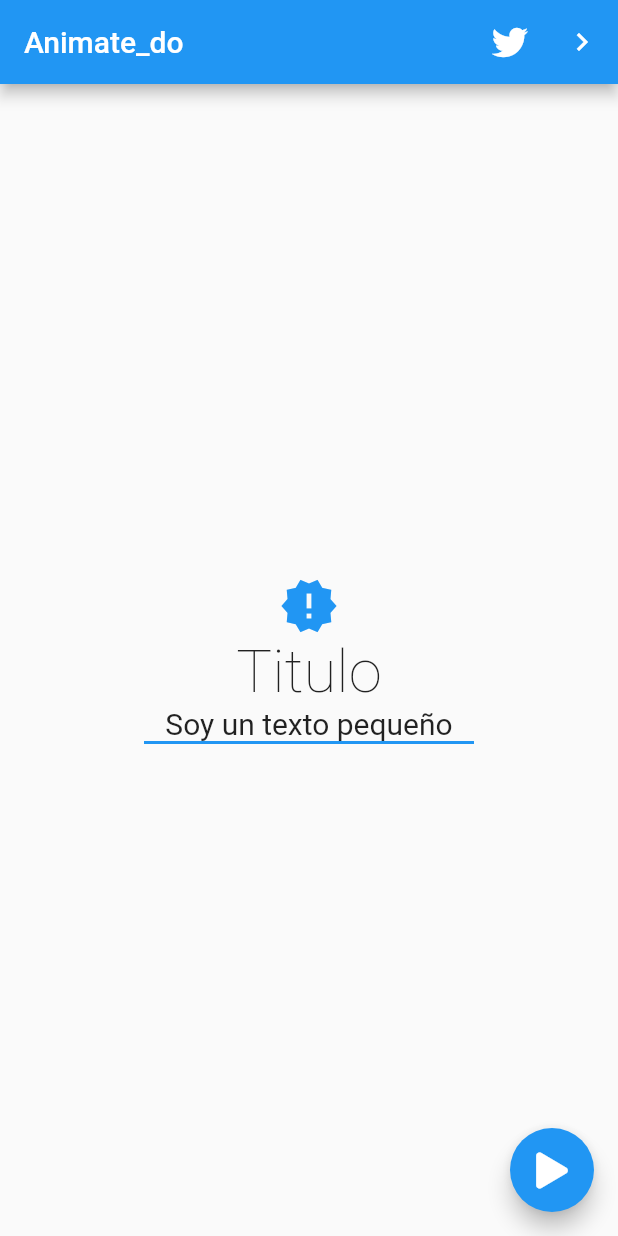
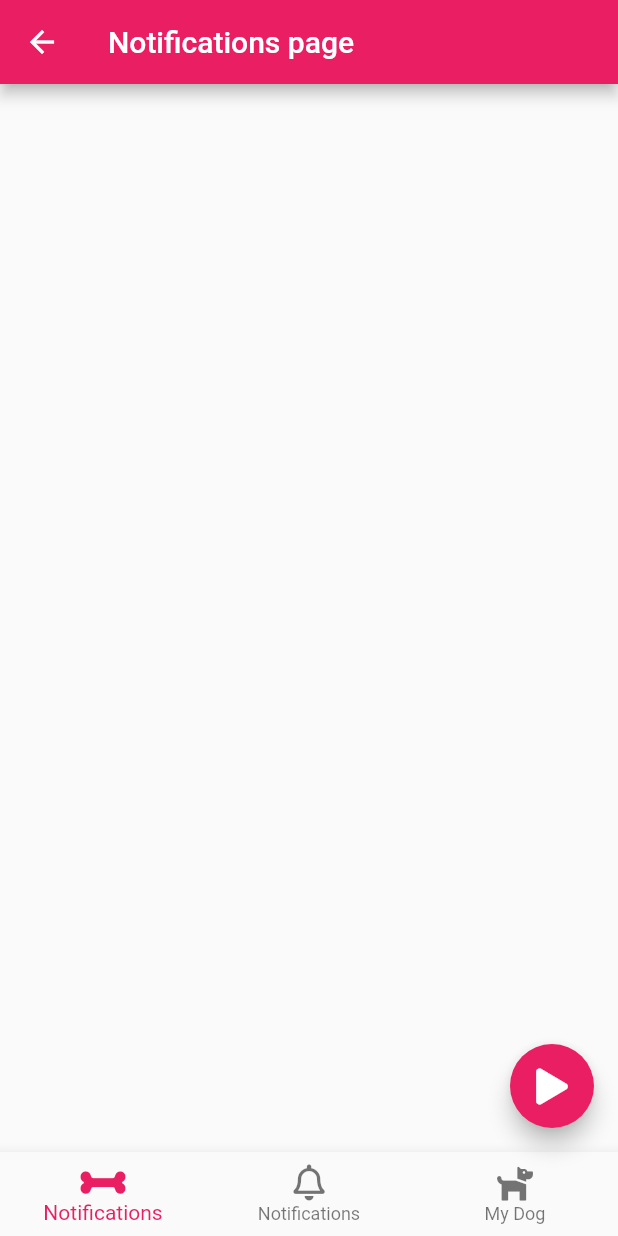
Before and after one commit to devferx/animate_do_app, a Flutter app: the screen it shows after launch, after a tap on an icon or button, on a phone screen of 412 x 824 dp. Run offline on Flutter 3.47's test engine with Material 2 defaults, Android fonts, the phone set to English and light mode, and no system bars; our stand-ins replace animate_do, font_awesome_flutter.

Commit message:
pagina de navegacion y notificaciones implementada

```diff
--- /dev/null
+++ b/lib/src/pages/navegacion_page.dart
@@ -0,0 +1,127 @@
+import 'package:flutter/material.dart';
+import 'package:provider/provider.dart';
+import 'package:animate_do/animate_do.dart';
+import 'package:font_awesome_flutter/font_awesome_flutter.dart';
+
+class NavegacionPage extends StatelessWidget {
+  @override
+  Widget build(BuildContext context) {
+    return ChangeNotifierProvider(
+      create: (_) => new _NotificationModel(),
+      child: Scaffold(
+        appBar: AppBar(
+          title: Text('Notifications page'),
+          backgroundColor: Colors.pink,
+        ),
+        floatingActionButton: BotonFlotante(),
+        bottomNavigationBar: BottomNavigation(),
+      ),
+    );
+  }
+}
+
+class BottomNavigation extends StatelessWidget {
+  @override
+  Widget build(BuildContext context) {
+    final int numero = Provider.of<_NotificationModel>(context).numero;
+
+    return BottomNavigationBar(
+      currentIndex: 0,
+      selectedItemColor: Colors.pink,
+      items: [
+        BottomNavigationBarItem(
+          title: Text('Notifications'),
+          icon: FaIcon(FontAwesomeIcons.bone),
+        ),
+        BottomNavigationBarItem(
+          title: Text('Notifications'),
+          icon: Stack(
+            children: [
+              FaIcon(FontAwesomeIcons.bell),
+              Positioned(
+                  right: 0.0,
+                  top: 0.0,
+                  child: BounceInDown(
+                    from: 10,
+                    animate: (numero > 0) ? true : false,
+                    child: Bounce(
+                      from: 10,
+                      controller: (controller) =>
+                          Provider.of<_NotificationModel>(context)
+                              .bounceController = controller,
+                      child: Container(
+                        child: Text(
+                          '$numero',
+                          style: TextStyle(
+                            color: Colors.white,
+                            fontSize: 7,
+                          ),
+                        ),
+                        alignment: Alignment.center,
+                        width: 12,
+                        height: 12,
+                        decoration: BoxDecoration(
+                          color: Colors.redAccent,
+                          shape: BoxShape.circle,
+                        ),
+                      ),
+                    ),
+                  )
+                  // child: Icon(
+                  //   Icons.brightness_1,
+                  //   size: 8,
+                  //   color: Colors.redAccent,
+                  // )
+                  ),
+            ],
+          ),
+        ),
+        BottomNavigationBarItem(
+          title: Text('My Dog'),
+          icon: FaIcon(FontAwesomeIcons.dog),
+        ),
+      ],
+    );
+  }
+}
+
+class BotonFlotante extends StatelessWidget {
+  @override
+  Widget build(BuildContext context) {
+    return FloatingActionButton(
+      onPressed: () {
+        final notiModel =
+            Provider.of<_NotificationModel>(context, listen: false);
+        int numero = notiModel.numero;
+        numero++;
+        notiModel.numero = numero;
+
+        if (numero >= 2) {
+          final controller = notiModel.bounceController;
+          controller.forward(from: 0.0);
+        }
+      },
+      child: FaIcon(FontAwesomeIcons.play),
+      backgroundColor: Colors.pink,
+    );
+  }
+}
+
+class _NotificationModel extends ChangeNotifier {
+  int _numero = 0;
+  AnimationController _bounceController;
+
+  int get numero => this._numero;
+
+  set numero(int valor) {
+    this._numero = valor;
+    notifyListeners();
+  }
+
+  AnimationController get bounceController => this._bounceController;
+
+  set bounceController(AnimationController controller) {
+    this._bounceController = controller;
+    notifyListeners();
+  }
+}
--- a/lib/src/pages/pagina1_page.dart
+++ b/lib/src/pages/pagina1_page.dart
@@ -1,3 +1,4 @@
+import 'package:animate_do_app/src/pages/navegacion_page.dart';
 import 'package:animate_do_app/src/pages/twitter_page.dart';
 import 'package:flutter/cupertino.dart';
 import 'package:flutter/material.dart';
@@ -43,7 +44,12 @@ class Pagina1Page extends StatelessWidget {
       ),
       floatingActionButton: ElasticInRight(
         child: FloatingActionButton(
-          onPressed: () {},
+          onPressed: () {
+            Navigator.push(
+                context,
+                MaterialPageRoute(
+                    builder: (BuildContext context) => NavegacionPage()));
+          },
           child: FaIcon(FontAwesomeIcons.play),
         ),
       ),
--- a/pubspec.yaml
+++ b/pubspec.yaml
@@ -30,6 +30,7 @@ dependencies:
   cupertino_icons: ^0.1.3
   animate_do: ^1.7.2
   font_awesome_flutter: ^8.8.1
+  provider: ^4.3.2
 
 dev_dependencies:
   flutter_test:
```
Also changed, not shown: pubspec.lock.
